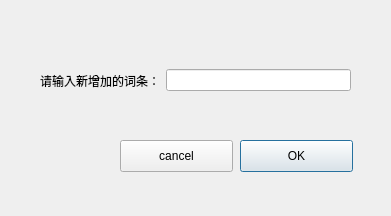
This is myMainWindow/addnewword.ui in podiumdesu/Chinese-Word-Segmentation as Qt 5 draws it before an edit. The edited form follows.
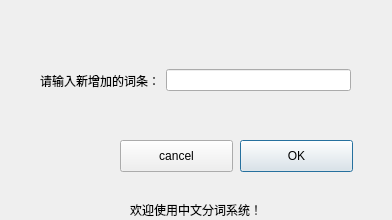
This is the edited form.

Patch:
```diff
--- a/myMainWindow/addnewword.ui
+++ b/myMainWindow/addnewword.ui
@@ -6,8 +6,8 @@
    <rect>
     <x>0</x>
     <y>0</y>
-    <width>391</width>
-    <height>216</height>
+    <width>392</width>
+    <height>220</height>
    </rect>
   </property>
   <property name="windowTitle">
@@ -85,6 +85,19 @@
     <string/>
    </property>
   </widget>
+  <widget class="QLabel" name="label_2">
+   <property name="geometry">
+    <rect>
+     <x>130</x>
+     <y>200</y>
+     <width>141</width>
+     <height>20</height>
+    </rect>
+   </property>
+   <property name="text">
+    <string>欢迎使用中文分词系统！</string>
+   </property>
+  </widget>
  </widget>
  <resources/>
  <connections/>
```
